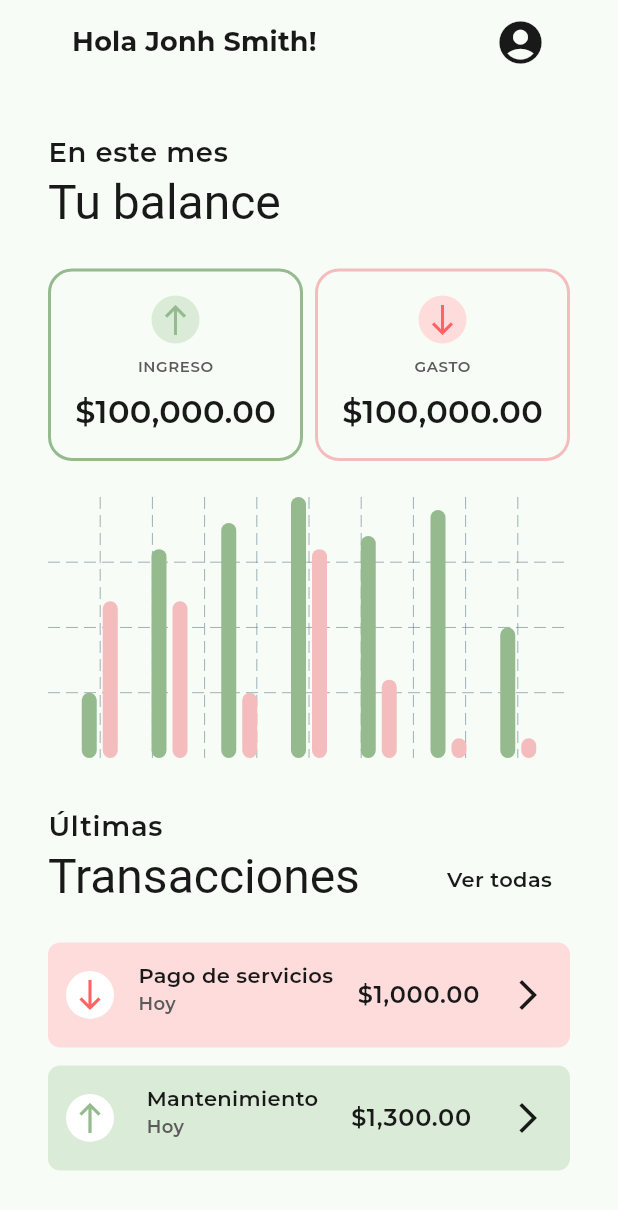
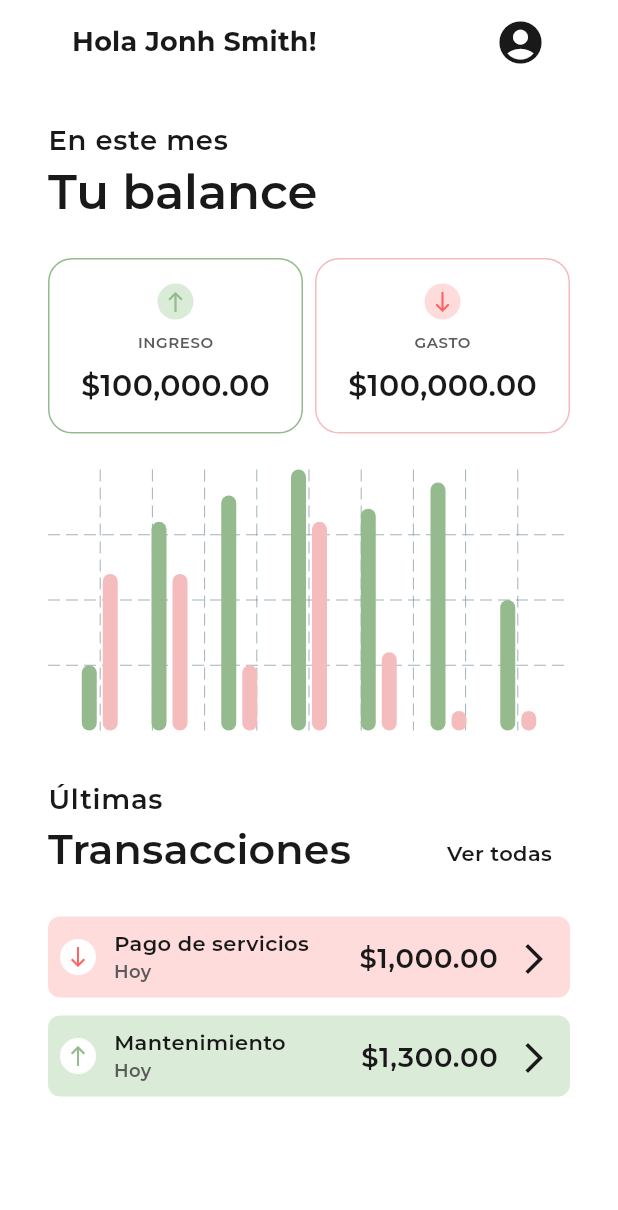
Before and after one commit to joshesp/cuentas_app, a Flutter app: the screen it shows after launch, on a phone screen of 412 x 824 dp. Shown: the top 1210 px of the screen. Run offline on Flutter 3.47's test engine with Material 3 defaults, Android fonts, the phone set to English and light mode, and no system bars; drawn by our look-alikes of fl_chart; our stand-ins replace flutter_screenutil, flutter_svg; project files that could hold a hidden picture were left out.

Commit message:
correcciones de estilos

```diff
--- a/lib/common/widgets/ui_divisions/text_section_widget.dart
+++ b/lib/common/widgets/ui_divisions/text_section_widget.dart
@@ -4,12 +4,14 @@ import 'package:cuentas_app/config/theme/custom_theme_extension.dart';
 import 'package:flutter/material.dart';
 
 class TextSection extends StatelessWidget {
-  final String title;
+  final String headline1;
+  final String headline2;
   final String subtitle;
 
   const TextSection({
     super.key,
-    required this.title,
+    this.headline1 = '',
+    this.headline2 = '',
     required this.subtitle,
   });
 
@@ -20,6 +22,7 @@ class TextSection extends StatelessWidget {
     final themeText = Theme.of(context).textTheme;
     double bodyLarge = ScreenSizeUtil.getScaledSize(bodySize);
     double healineLarge = ScreenSizeUtil.getScaledSize(titleLargeSize);
+    double healineMedium = ScreenSizeUtil.getScaledSize(titleMediumSize);
 
     return Column(
       crossAxisAlignment: CrossAxisAlignment.start,
@@ -28,13 +31,22 @@ class TextSection extends StatelessWidget {
           subtitle,
           style: themeText.bodyLarge!.copyWith(fontSize: bodyLarge),
         ),
-        Text(
-          title,
-          style: themeText.headlineLarge!.copyWith(
-            color: context.theme.primaryColor,
-            fontSize: healineLarge,
+        if (headline1.isNotEmpty)
+          Text(
+            headline1,
+            style: themeText.titleLarge!.copyWith(
+              color: context.theme.primaryColor,
+              fontSize: healineLarge,
+            ),
           ),
-        ),
+        if (headline1.isEmpty && headline2.isNotEmpty)
+          Text(
+            headline2,
+            style: themeText.titleMedium!.copyWith(
+              color: context.theme.primaryColor,
+              fontSize: healineMedium,
+            ),
+          ),
       ],
     );
   }
--- a/lib/common/widgets/ui_icons/type_transaction_icon.dart
+++ b/lib/common/widgets/ui_icons/type_transaction_icon.dart
@@ -4,18 +4,22 @@ import 'package:flutter/material.dart';
 class TypeTransactionIcon extends StatelessWidget {
   final bool isExpense;
   final bool whiteBg;
+  final bool small;
 
   const TypeTransactionIcon({
     super.key,
     required this.isExpense,
     this.whiteBg = false,
+    this.small = false,
   });
 
   @override
   Widget build(BuildContext context) {
-    return DecoratedBox(
+    return Container(
+      height: small ? 24 : 40,
+      width: small ? 24 : 40,
       decoration: BoxDecoration(
-        borderRadius: BorderRadius.circular(50),
+        borderRadius: BorderRadius.circular(40),
         color: whiteBg
             ? Colors.white
             : isExpense
@@ -27,6 +31,7 @@ class TypeTransactionIcon extends StatelessWidget {
         child: Icon(
           isExpense ? Icons.south_outlined : Icons.north_outlined,
           color: isExpense ? Coolors.dangerStrong : Coolors.primaryDark,
+          size: small ? 16 : 24,
         ),
       ),
     );
--- a/lib/config/constants/app_constants.dart
+++ b/lib/config/constants/app_constants.dart
@@ -22,8 +22,8 @@ const fontPrimary = 'Montserrat';
 
 // Sizes text
 const titleLargeSize = 28.0;
-const titleMediumSize = 26.0;
-const titleSmallSize = 24.0;
+const titleMediumSize = 24.0;
+const titleSmallSize = 20.0;
 const subtitleSize = 18.0;
 const bodySize = 16.0;
 const bodyMediumSize = 14.0;
--- a/lib/config/theme/dark_theme.dart
+++ b/lib/config/theme/dark_theme.dart
@@ -12,6 +12,7 @@ ThemeData darkTheme() {
     extensions: [CustomThemeExtension.darkMode],
     appBarTheme: AppBarTheme(
       color: Coolors.dark,
+      surfaceTintColor: Colors.transparent,
       centerTitle: false,
       elevation: 0,
       iconTheme: const IconThemeData(
--- a/lib/config/theme/light_theme.dart
+++ b/lib/config/theme/light_theme.dart
@@ -8,10 +8,11 @@ ThemeData lightTheme() {
   final ThemeData base = ThemeData.dark();
 
   return base.copyWith(
-    scaffoldBackgroundColor: Coolors.light,
+    scaffoldBackgroundColor: Colors.white,
     extensions: [CustomThemeExtension.lightMode],
     appBarTheme: AppBarTheme(
-      color: Coolors.light,
+      surfaceTintColor: Colors.transparent,
+      color: Colors.white,
       centerTitle: false,
       elevation: 0,
       iconTheme: const IconThemeData(
--- a/lib/config/theme/text_style_theme.dart
+++ b/lib/config/theme/text_style_theme.dart
@@ -7,19 +7,19 @@ class TextStyleTheme {
   static const titleLarge = TextStyle(
     fontFamily: fontPrimary,
     fontSize: titleLargeSize,
-    fontWeight: FontWeight.w700,
+    fontWeight: FontWeight.w600,
   );
 
   static const titleMedium = TextStyle(
     fontFamily: fontPrimary,
     fontSize: titleMediumSize,
-    fontWeight: FontWeight.w500,
+    fontWeight: FontWeight.w600,
   );
 
   static const titleSmall = TextStyle(
     fontFamily: fontPrimary,
     fontSize: titleSmallSize,
-    fontWeight: FontWeight.w500,
+    fontWeight: FontWeight.w600,
   );
 
   static const subtitle = TextStyle(
--- a/lib/presentation/views/dashboard/dashboard_view.dart
+++ b/lib/presentation/views/dashboard/dashboard_view.dart
@@ -30,14 +30,18 @@ class DashboardView extends StatelessWidget {
       ),
       body: SafeArea(
         child: Padding(
-          padding: const EdgeInsets.all(maxSpacing),
+          padding: const EdgeInsets.only(
+            left: maxSpacing,
+            right: maxSpacing,
+          ),
           child: SingleChildScrollView(
             child: Column(
               crossAxisAlignment: CrossAxisAlignment.start,
               children: [
+                const SizedBox(height: defaultSpacing),
                 const TextSection(
                   subtitle: 'En este mes',
-                  title: 'Tu balance',
+                  headline1: 'Tu balance',
                 ),
                 const SizedBox(height: defaultSpacing),
                 const Row(
@@ -66,7 +70,7 @@ class DashboardView extends StatelessWidget {
                   children: [
                     const TextSection(
                       subtitle: 'Últimas',
-                      title: 'Transacciones',
+                      headline2: 'Transacciones',
                     ),
                     const SizedBox(width: 8),
                     TextLinkWidget(
@@ -89,6 +93,7 @@ class DashboardView extends StatelessWidget {
                   isExpense: false,
                   date: DateTime.now(),
                 ),
+                const SizedBox(height: maxSpacing),
               ],
             ),
           ),
--- a/lib/presentation/widgets/dashboard/card_total_transaction_widget.dart
+++ b/lib/presentation/widgets/dashboard/card_total_transaction_widget.dart
@@ -27,12 +27,15 @@ class CardTotalTransactionWidget extends StatelessWidget {
         borderRadius: BorderRadius.circular(minSpacing),
         border: Border.all(
           color: isExpense ? Coolors.danger : Coolors.primaryDark,
-          width: 2,
+          width: 1,
         ),
       ),
       child: Column(
         children: [
-          TypeTransactionIcon(isExpense: isExpense),
+          TypeTransactionIcon(
+            isExpense: isExpense,
+            small: true,
+          ),
           const SizedBox(height: 8),
           Text(
             (isExpense ? 'Gasto' : 'Ingreso').toUpperCase(),
--- a/lib/presentation/widgets/dashboard/item_transaction_widget.dart
+++ b/lib/presentation/widgets/dashboard/item_transaction_widget.dart
@@ -1,4 +1,6 @@
+import 'package:cuentas_app/common/utils/screen_size_util.dart';
 import 'package:cuentas_app/common/widgets/ui_icons/type_transaction_icon.dart';
+import 'package:cuentas_app/config/constants/app_constants.dart';
 import 'package:cuentas_app/config/theme/coolors.dart';
 import 'package:cuentas_app/config/theme/text_style_theme.dart';
 import 'package:flutter/material.dart';
@@ -20,27 +22,30 @@ class ItemTrasactionWidget extends StatelessWidget {
 
   @override
   Widget build(BuildContext context) {
+    ScreenSizeUtil.init(context);
+
     final formatter = NumberFormat.simpleCurrency();
+    double bodyLarge = ScreenSizeUtil.getScaledSize(bodySize);
 
     return Container(
-      height: 70,
-      padding: const EdgeInsets.all(12),
+      height: 54,
+      padding: const EdgeInsets.all(8),
       decoration: BoxDecoration(
         color: isExpense ? Coolors.dangerLight : Coolors.primary,
         borderRadius: BorderRadius.circular(8),
       ),
       child: Row(
         mainAxisAlignment: MainAxisAlignment.spaceBetween,
+        crossAxisAlignment: CrossAxisAlignment.center,
         children: [
-          SizedBox(
-            height: 32,
-            child: TypeTransactionIcon(
+          TypeTransactionIcon(
             isExpense: isExpense,
             whiteBg: true,
+            small: true,
           ),
-          ),
-          const SizedBox(width: 8),
-          Column(
+          const SizedBox(width: 12),
+          Expanded(
+            child: Column(
               crossAxisAlignment: CrossAxisAlignment.start,
               children: [
                 Text(
@@ -60,6 +65,7 @@ class ItemTrasactionWidget extends StatelessWidget {
                 ),
               ],
             ),
+          ),
           const SizedBox(width: 8),
           Text(
             formatter.format(amount),
@@ -68,6 +74,7 @@ class ItemTrasactionWidget extends StatelessWidget {
             style: TextStyleTheme.bodyLarge.copyWith(
               color: Coolors.dark,
               fontWeight: FontWeight.w600,
+              fontSize: bodyLarge,
             ),
           ),
           const SizedBox(width: 8),
```
Lines whose indentation alone changed are shown as unchanged.
